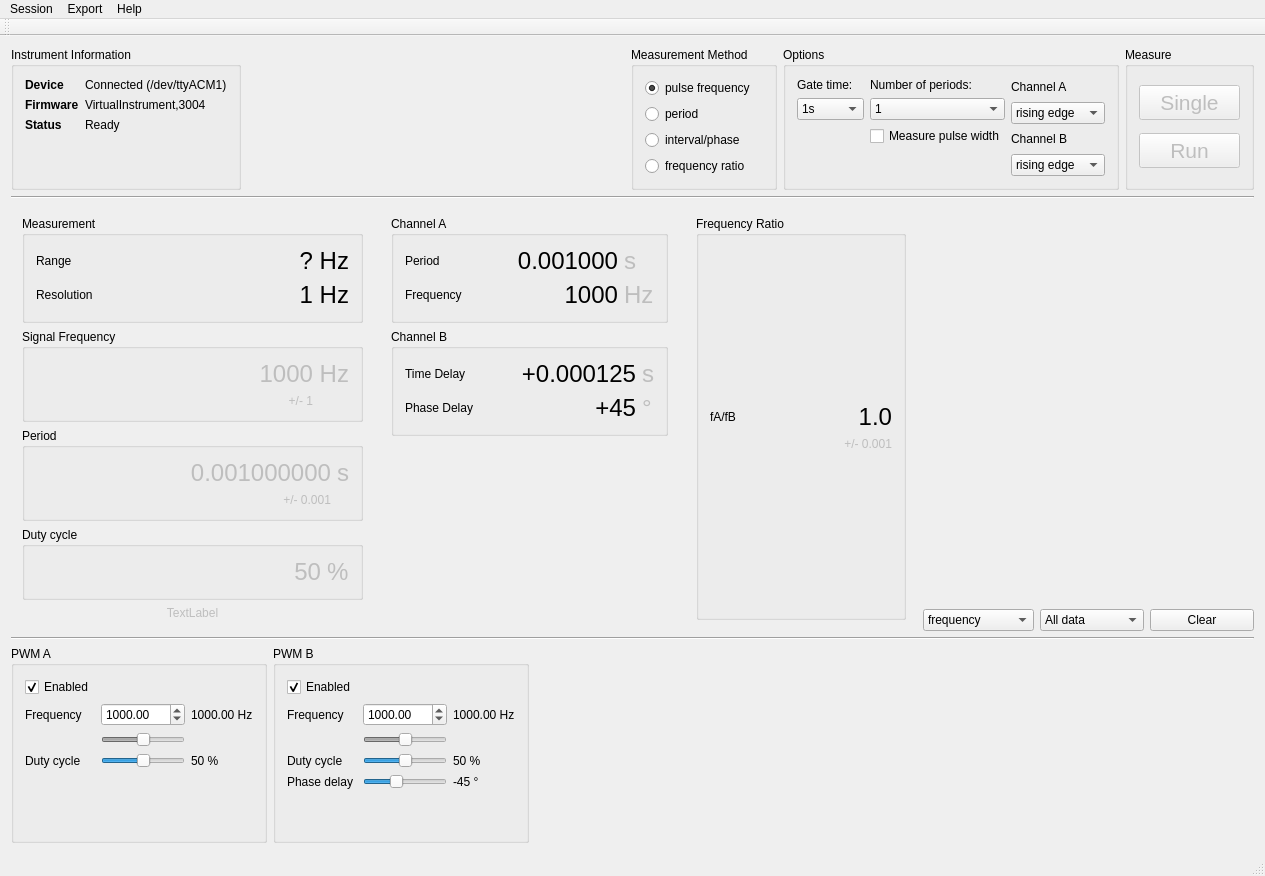
Above: gui/mainwindow.ui from mcejp/virtual-counter before the change. Below: the same form after it.
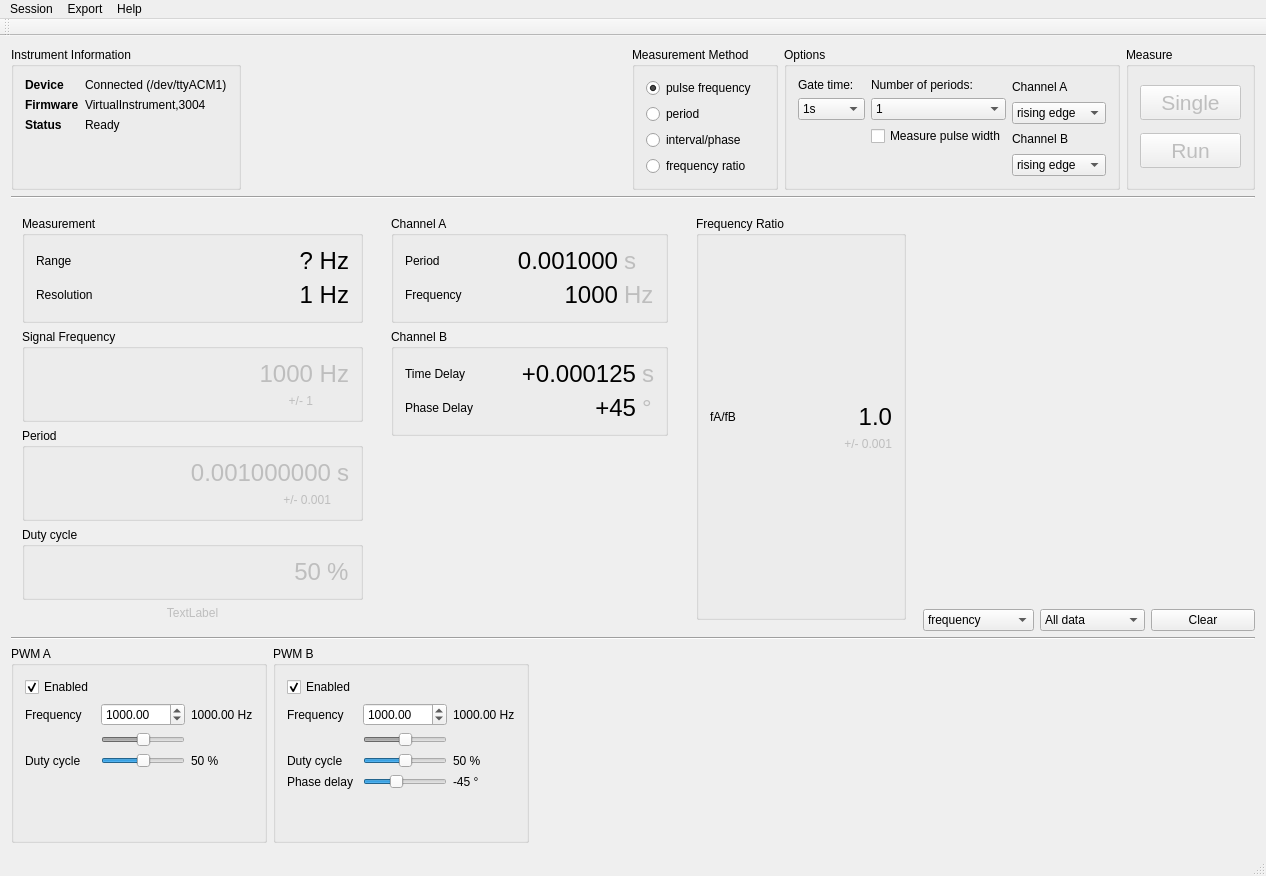
That is the form after the change. Icons and pictures are not drawn. Custom widgets are drawn as their Qt base class.

Diff of the .ui file:
```diff
--- a/gui/mainwindow.ui
+++ b/gui/mainwindow.ui
@@ -6,7 +6,7 @@
    <rect>
     <x>0</x>
     <y>0</y>
-    <width>1265</width>
+    <width>1266</width>
     <height>876</height>
    </rect>
   </property>
@@ -956,7 +956,7 @@
      </widget>
     </item>
     <item>
-     <layout class="QHBoxLayout" name="horizontalLayout_5" stretch="0,0,1">
+     <layout class="QHBoxLayout" name="horizontalLayout_5" stretch="0,0,1,0">
       <item>
        <widget class="QGroupBox" name="groupBox_3">
         <property name="title">
@@ -1217,7 +1217,7 @@
     <rect>
      <x>0</x>
      <y>0</y>
-     <width>1265</width>
+     <width>1266</width>
      <height>25</height>
     </rect>
    </property>
```
Left out of the diff: 14 changed lines with no effect on the pictures.
